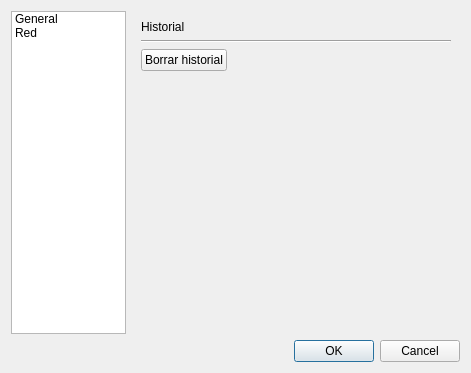
Above: settings.ui from javierllorente/qdc before the change. Below: the same form after it.
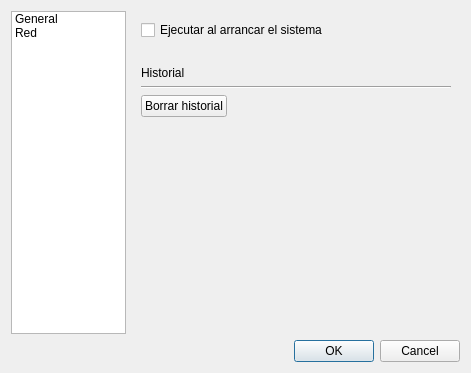
That is the form after the change. Icons and pictures are not drawn.

Commit message: implementar ejecutar aplicación al arrancar el sistema (Un*x, Mac y Windows)

```diff
--- a/settings.ui
+++ b/settings.ui
@@ -81,6 +81,29 @@
          <property name="sizeConstraint">
           <enum>QLayout::SetDefaultConstraint</enum>
          </property>
+         <item>
+          <widget class="QCheckBox" name="checkBoxStartup">
+           <property name="text">
+            <string>Ejecutar al arrancar el sistema</string>
+           </property>
+          </widget>
+         </item>
+         <item>
+          <spacer name="verticalSpacer">
+           <property name="orientation">
+            <enum>Qt::Vertical</enum>
+           </property>
+           <property name="sizeType">
+            <enum>QSizePolicy::Fixed</enum>
+           </property>
+           <property name="sizeHint" stdset="0">
+            <size>
+             <width>20</width>
+             <height>20</height>
+            </size>
+           </property>
+          </spacer>
+         </item>
          <item>
           <widget class="QLabel" name="labelHistorial">
            <property name="sizePolicy">
```
The commit also changes 2 other files.
